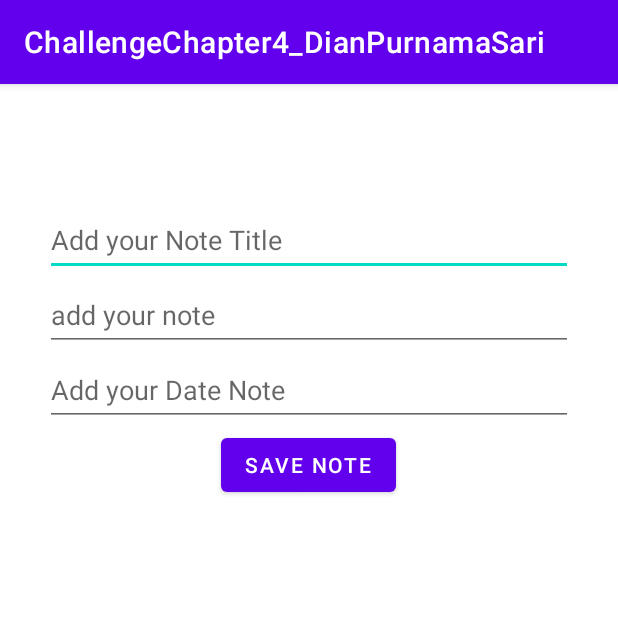
After one commit to dianprnms/ChallengeChapter4_DianPurnamaSari, an Android app: the AddNoteActivity screen opened directly, with no data from a screen before it, on a phone screen of 412 x 824 dp, the top half of it. The commit adds this screen. Run offline under Robolectric (Android 15) with nearby library versions, the phone set to English and light mode, and no system bars; our stand-ins replace Room's generated code.

Commit message:
ChallengeChapter4

```diff
--- /dev/null
+++ b/app/src/main/java/com/example/challengechapter4_dianpurnamasari/AddNoteActivity.kt
@@ -0,0 +1,41 @@
+package com.example.challengechapter4_dianpurnamasari
+
+import androidx.appcompat.app.AppCompatActivity
+import android.os.Bundle
+import com.example.challengechapter4_dianpurnamasari.databinding.ActivityAddNoteBinding
+import com.example.challengechapter4_dianpurnamasari.room.NoteData
+import com.example.challengechapter4_dianpurnamasari.room.NoteDatabase
+//import com.example.room.databinding.ActivityAddNoteBinding
+//import com.example.room.room.NoteData
+//import com.example.room.room.NoteDatabase
+import kotlinx.coroutines.GlobalScope
+import kotlinx.coroutines.async
+
+class AddNoteActivity : AppCompatActivity() {
+
+    lateinit var binding : ActivityAddNoteBinding
+    var noteDB : NoteDatabase?=null
+
+    override fun onCreate(savedInstanceState: Bundle?) {
+        super.onCreate(savedInstanceState)
+        binding = ActivityAddNoteBinding.inflate(layoutInflater)
+        setContentView(binding.root)
+
+        noteDB = NoteDatabase.getInstance(this)
+
+        binding.btnSaveNote.setOnClickListener {
+            addData()
+        }
+    }
+
+    fun addData(){
+        //memanggil method insert data
+        GlobalScope.async {
+            var title = binding.noteTitle.text.toString()
+            var content = binding.noteContent.text.toString()
+            var tgl = binding.dateNote.text.toString()
+            noteDB?.noteDao()?.insertData(NoteData(0,title,content,tgl))
+        }
+        finish()
+    }
+}
--- /dev/null
+++ b/app/src/main/java/com/example/challengechapter4_dianpurnamasari/room/NoteDAO.kt
@@ -0,0 +1,23 @@
+package com.example.challengechapter4_dianpurnamasari.room
+
+import android.provider.ContactsContract.CommonDataKinds.Note
+import androidx.room.Dao
+import androidx.room.Delete
+import androidx.room.Insert
+import androidx.room.Query
+import androidx.room.Update
+
+@Dao
+interface NoteDAO {
+    @Insert
+    fun insertData(noteData: NoteData)
+
+    @Query ("SELECT * FROM NoteData ORDER BY id DESC")
+    fun getDataNote() : List<NoteData>
+
+    @Delete
+    fun deleteNote(note: NoteData)
+
+    @Update
+    fun updateNote(note: NoteData)
+}
--- /dev/null
+++ b/app/src/main/java/com/example/challengechapter4_dianpurnamasari/room/NoteDatabase.kt
@@ -0,0 +1,32 @@
+package com.example.challengechapter4_dianpurnamasari.room
+
+import android.content.Context
+import androidx.room.Database
+import androidx.room.Room
+import androidx.room.RoomDatabase
+
+@Database(entities = [NoteData::class], version = 1)
+abstract class NoteDatabase : RoomDatabase() {
+
+    abstract fun noteDao() : NoteDAO
+
+    companion object{
+        private var INSTANCE : NoteDatabase? = null
+
+        fun getInstance(context: Context):NoteDatabase? {
+            if (INSTANCE == null){
+                synchronized(NoteDatabase::class){
+                    INSTANCE = Room.databaseBuilder(context.applicationContext,
+                        NoteDatabase::class.java,"Student.db").build()
+                }
+            }
+            return INSTANCE
+        }
+
+        fun destroyInstance(){
+            INSTANCE = null
+        }
+
+
+    }
+}
--- /dev/null
+++ b/app/src/main/res/layout/activity_add_note.xml
@@ -0,0 +1,47 @@
+<?xml version="1.0" encoding="utf-8"?>
+<RelativeLayout xmlns:android="http://schemas.android.com/apk/res/android"
+    xmlns:app="http://schemas.android.com/apk/res-auto"
+    xmlns:tools="http://schemas.android.com/tools"
+    android:layout_width="match_parent"
+    android:layout_height="match_parent"
+    tools:context=".AddNoteActivity"
+    android:orientation="vertical"
+    android:padding="30dp">
+
+
+    <EditText
+        android:id="@+id/noteTitle"
+        android:layout_width="match_parent"
+        android:layout_height="wrap_content"
+        android:layout_marginTop="50dp"
+        android:hint="Add your Note Title"
+        android:minHeight="48dp"
+        tools:ignore="DuplicateClickableBoundsCheck" />
+
+    <EditText
+        android:id="@+id/noteContent"
+        android:layout_width="match_parent"
+        android:layout_height="wrap_content"
+        android:layout_marginTop="100dp"
+        android:hint="add your note"
+        android:minHeight="48dp" />
+
+    <EditText
+        android:id="@+id/dateNote"
+        android:layout_width="match_parent"
+        android:layout_height="wrap_content"
+        android:layout_marginTop="150dp"
+        android:hint="Add your Date Note"
+        android:minHeight="48dp" />
+
+    <Button
+        android:id="@+id/btnSaveNote"
+        android:text="Save Note"
+        android:layout_marginTop="200dp"
+        android:layout_gravity="center_horizontal"
+        android:layout_centerHorizontal="true"
+        android:layout_width="wrap_content"
+        android:layout_height="wrap_content"/>
+
+
+</RelativeLayout>
```
Also changed, not shown: app/build.gradle (+14 -0 lines), app/src/main/AndroidManifest.xml (+9 -0 lines), app/src/main/java/com/example/challengechapter4_dianpurnamasari/DetailNoteActivity.kt (added, +20 -0 lines), app/src/main/java/com/example/challengechapter4_dianpurnamasari/EditActivity.kt (added, +52 -0 lines), app/src/main/java/com/example/challengechapter4_dianpurnamasari/MainActivity.kt (+74 -1 lines), app/src/main/java/com/example/challengechapter4_dianpurnamasari/NoteAdapter.kt (added, +60 -0 lines), app/src/main/java/com/example/challengechapter4_dianpurnamasari/NoteViewModel.kt (added, +35 -0 lines), app/src/main/java/com/example/challengechapter4_dianpurnamasari/room/NoteData.kt (added, +15 -0 lines), app/src/main/res/layout/activity_detail_note.xml (added, +37 -0 lines), app/src/main/res/layout/activity_edit.xml (added, +55 -0 lines), app/src/main/res/layout/activity_main.xml (+48 -9 lines), app/src/main/res/layout/bottom_sheet_filter.xml (added, +35 -0 lines), app/src/main/res/layout/item_note.xml (added, +57 -0 lines), app/src/main/res/drawable/delete.png (added), 2 more files.
